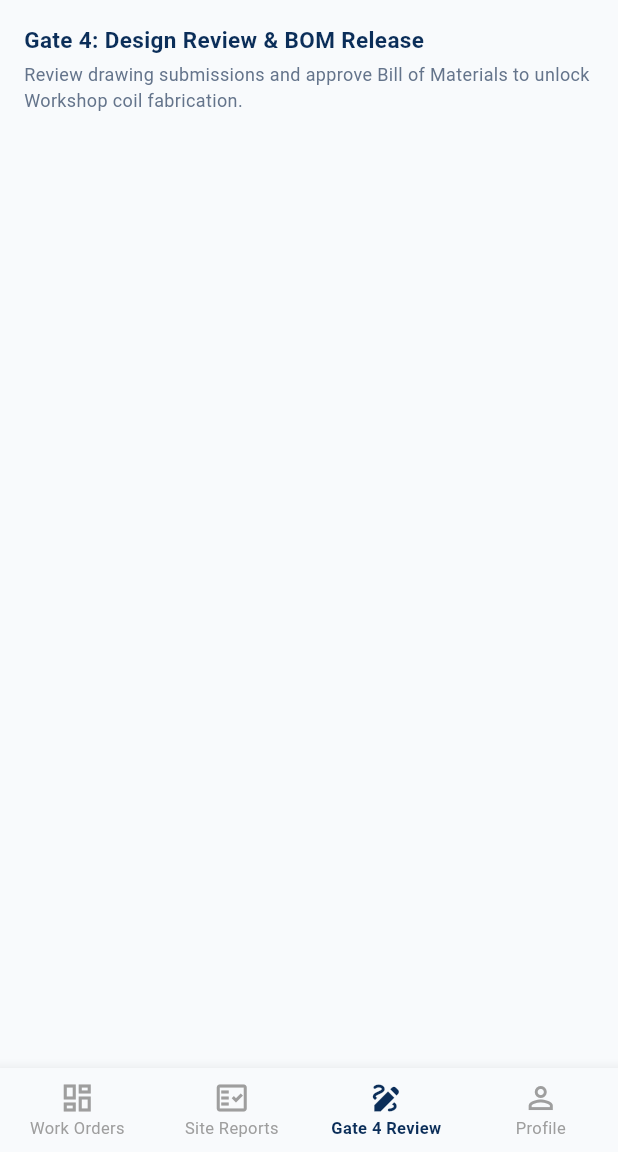
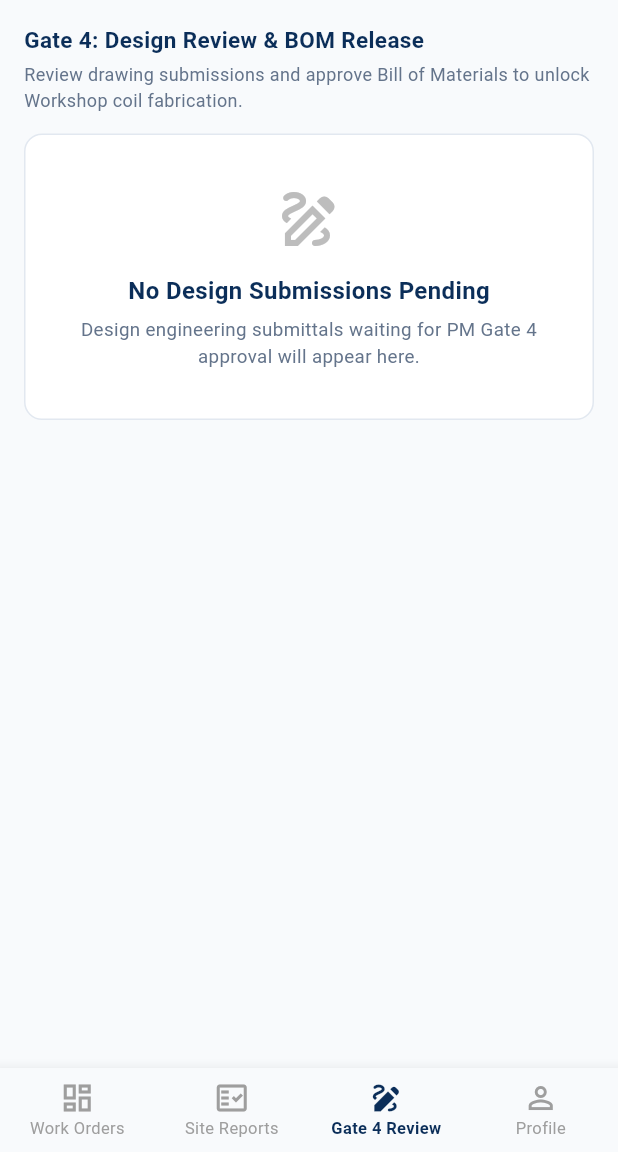
Before and after one commit to iroofsoftware-sketch/iRoof, a Flutter app: the PmTabScaffold screen opened directly with empty values, item 3 of the bottom bar chosen, on a phone screen of 412 x 824 dp, the part 84-1236 px from its top. Run offline on Flutter 3.47's test engine with Material 3 defaults, Android fonts, the phone set to English and light mode, and no system bars; our stand-ins replace geolocator, image_picker, shared_preferences; accounts and stored records are empty; network calls fail.

Commit message:
fix(mobile): resolve Gate 4 review decision mismatch, enquiry creation, role routing, and dynamic metrics

```diff
--- a/mobile/lib/screens/admin/admin_tab_scaffold.dart
+++ b/mobile/lib/screens/admin/admin_tab_scaffold.dart
@@ -168,7 +168,6 @@ class _AdminTabScaffoldState extends State<AdminTabScaffold> {
         totalVal += (wo['grandTotal'] as num).toDouble();
       }
     }
-    if (totalVal == 0) totalVal = 4064580.0;
 
     return RefreshIndicator(
       onRefresh: _loadAllData,
@@ -228,9 +227,9 @@ class _AdminTabScaffoldState extends State<AdminTabScaffold> {
           // Stage Counts
           Row(
             children: [
-              Expanded(child: _buildStageStatCard('Pending Accounts', '${_stats['pending_accounts'] ?? 2}', Colors.amber.shade800)),
+              Expanded(child: _buildStageStatCard('Pending Accounts', '${_stats['pending_accounts'] ?? 0}', Colors.amber.shade800)),
               const SizedBox(width: 8),
-              Expanded(child: _buildStageStatCard('Completed', '${_stats['completed'] ?? 1}', AppColors.successGreen)),
+              Expanded(child: _buildStageStatCard('Completed', '${_stats['completed'] ?? 0}', AppColors.successGreen)),
               const SizedBox(width: 8),
               Expanded(child: _buildStageStatCard('Gate 4 PM', '${_stats['pending_pm_review'] ?? 0}', Colors.blue)),
             ],
--- a/mobile/lib/screens/login_screen.dart
+++ b/mobile/lib/screens/login_screen.dart
@@ -81,6 +81,11 @@ class _LoginScreenState extends State<LoginScreen> {
         destination = AdminTabScaffold(user: user);
         break;
       case 'projectmanager':
+      case 'sales':
+      case 'accounts':
+      case 'purchase':
+      case 'workshop':
+      case 'design':
         destination = PmTabScaffold(user: user);
         break;
       case 'sitevisitor':
--- a/mobile/lib/screens/project_manager/pm_tab_scaffold.dart
+++ b/mobile/lib/screens/project_manager/pm_tab_scaffold.dart
@@ -151,7 +151,7 @@ class _PmTabScaffoldState extends State<PmTabScaffold> {
             children: [
               Expanded(child: _buildMetricCard('Total WOs', '${_stats['total'] ?? _workOrders.length}', AppColors.primaryNavy)),
               const SizedBox(width: 8),
-              Expanded(child: _buildMetricCard('Completed', '${_stats['completed'] ?? 1}', AppColors.successGreen)),
+              Expanded(child: _buildMetricCard('Completed', '${_stats['completed'] ?? 0}', AppColors.successGreen)),
               const SizedBox(width: 8),
               Expanded(child: _buildMetricCard('Pending PM', '${_stats['pending_pm_review'] ?? 0}', AppColors.accentGold)),
             ],
@@ -161,6 +161,25 @@ class _PmTabScaffoldState extends State<PmTabScaffold> {
           const Text('Active Production Orders (7-Gate Lifecycle)', style: TextStyle(fontSize: 15, fontWeight: FontWeight.w700, color: AppColors.primaryNavy)),
           const SizedBox(height: 10),
 
+          if (_workOrders.isEmpty)
+            Container(
+              padding: const EdgeInsets.all(32),
+              decoration: BoxDecoration(
+                color: Colors.white,
+                borderRadius: BorderRadius.circular(12),
+                border: Border.all(color: AppColors.border),
+              ),
+              child: Column(
+                children: [
+                  Icon(Icons.assignment_outlined, size: 48, color: Colors.grey.shade400),
+                  const SizedBox(height: 12),
+                  const Text('No Active Work Orders', style: TextStyle(fontWeight: FontWeight.w700, fontSize: 16, color: AppColors.primaryNavy)),
+                  const SizedBox(height: 6),
+                  const Text('All project work orders and gate milestones will be listed here.', textAlign: TextAlign.center, style: TextStyle(fontSize: 12.5, color: AppColors.textSecondary)),
+                ],
+              ),
+            )
+          else
             ListView.separated(
             shrinkWrap: true,
             physics: const NeverScrollableScrollPhysics(),
@@ -243,6 +262,25 @@ class _PmTabScaffoldState extends State<PmTabScaffold> {
             ],
           ),
           const SizedBox(height: 8),
+          if (_siteReports.isEmpty)
+            Container(
+              padding: const EdgeInsets.all(32),
+              decoration: BoxDecoration(
+                color: Colors.white,
+                borderRadius: BorderRadius.circular(12),
+                border: Border.all(color: AppColors.border),
+              ),
+              child: Column(
+                children: [
+                  Icon(Icons.fact_check_outlined, size: 48, color: Colors.grey.shade400),
+                  const SizedBox(height: 12),
+                  const Text('No Site Reports Submitted', style: TextStyle(fontWeight: FontWeight.w700, fontSize: 16, color: AppColors.primaryNavy)),
+                  const SizedBox(height: 6),
+                  const Text('Field site visits and engineer consultation reports will stream live here.', textAlign: TextAlign.center, style: TextStyle(fontSize: 12.5, color: AppColors.textSecondary)),
+                ],
+              ),
+            )
+          else
             ListView.separated(
               shrinkWrap: true,
               physics: const NeverScrollableScrollPhysics(),
@@ -301,6 +339,25 @@ class _PmTabScaffoldState extends State<PmTabScaffold> {
           const Text('Review drawing submissions and approve Bill of Materials to unlock Workshop coil fabrication.', style: TextStyle(fontSize: 12, color: AppColors.textSecondary)),
           const SizedBox(height: 14),
 
+          if (_workOrders.isEmpty)
+            Container(
+              padding: const EdgeInsets.all(32),
+              decoration: BoxDecoration(
+                color: Colors.white,
+                borderRadius: BorderRadius.circular(12),
+                border: Border.all(color: AppColors.border),
+              ),
+              child: Column(
+                children: [
+                  Icon(Icons.draw_outlined, size: 48, color: Colors.grey.shade400),
+                  const SizedBox(height: 12),
+                  const Text('No Design Submissions Pending', style: TextStyle(fontWeight: FontWeight.w700, fontSize: 16, color: AppColors.primaryNavy)),
+                  const SizedBox(height: 6),
+                  const Text('Design engineering submittals waiting for PM Gate 4 approval will appear here.', textAlign: TextAlign.center, style: TextStyle(fontSize: 12.5, color: AppColors.textSecondary)),
+                ],
+              ),
+            )
+          else
             ListView.separated(
             shrinkWrap: true,
             physics: const NeverScrollableScrollPhysics(),
```
Also changed, not shown: mobile/lib/screens/admin/admin_home.dart (+27 -4 lines), mobile/lib/screens/project_manager/pm_home.dart (+25 -0 lines), mobile/lib/screens/site_visitor/site_visitor_home.dart (+20 -8 lines), mobile/lib/services/api_service.dart (+42 -3 lines). Lines whose indentation alone changed are shown as unchanged.
